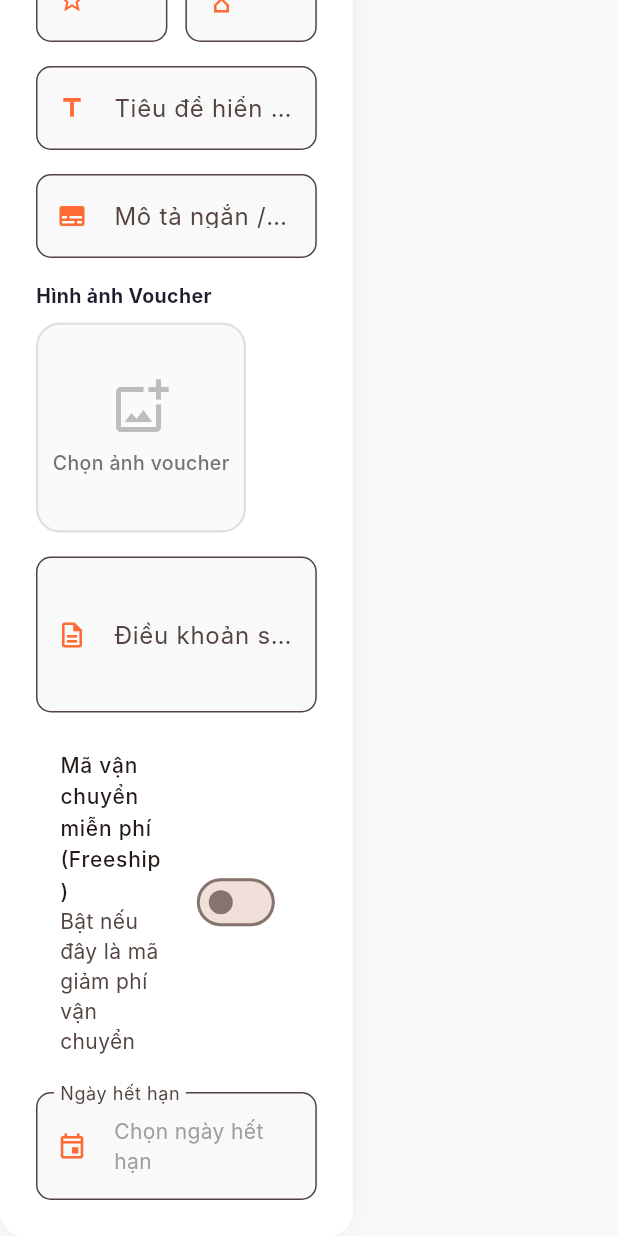
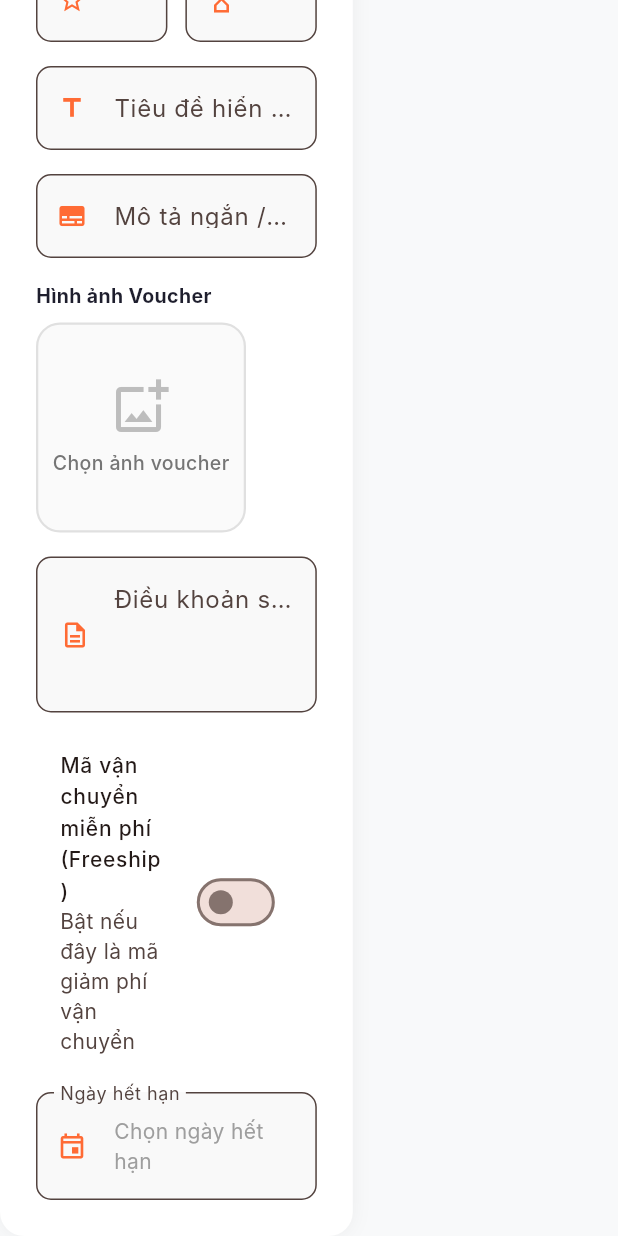
Before and after one commit to vibe-coding-K64/fe_foodgo_admin, a Flutter app: the VoucherFormPage widget shown alone on an empty page, opened directly, scrolled down 647 dp, on a phone screen of 412 x 824 dp. Run offline on Flutter 3.47's test engine with Material 3 defaults, Android fonts, the phone set to English and light mode, and no system bars; our stand-ins replace dio, file_picker, firebase_auth, firebase_core, fl_chart, shared_preferences; accounts and stored records are empty; network calls fail; Roboto replaces fonts that are missing (Inter).

Commit message:
fix(voucher-form): top align multiline field label/icon and support image in preview card

```diff
--- a/lib/views/vouchers/voucher_add_edit_page.dart
+++ b/lib/views/vouchers/voucher_add_edit_page.dart
@@ -297,6 +297,7 @@ class _VoucherFormPageState extends State<VoucherFormPage> {
 
   Widget _field(String label, TextEditingController ctrl, IconData icon,
       {bool required = false, TextInputType? keyboardType, int? maxLines = 1, String? Function(String?)? validator}) {
+    final isMultiLine = maxLines != null && maxLines > 1;
     return Padding(
       padding: const EdgeInsets.only(bottom: 16),
       child: TextFormField(
@@ -314,7 +315,19 @@ class _VoucherFormPageState extends State<VoucherFormPage> {
         },
         decoration: InputDecoration(
           labelText: label,
-          prefixIcon: Icon(icon, color: const Color(0xFFFF6B35), size: 20),
+          alignLabelWithHint: isMultiLine,
+          prefixIcon: isMultiLine
+              ? Column(
+                  mainAxisAlignment: MainAxisAlignment.start,
+                  mainAxisSize: MainAxisSize.min,
+                  children: [
+                    Padding(
+                      padding: const EdgeInsets.only(top: 14, left: 12, right: 8),
+                      child: Icon(icon, color: const Color(0xFFFF6B35), size: 20),
+                    ),
+                  ],
+                )
+              : Icon(icon, color: const Color(0xFFFF6B35), size: 20),
           border: OutlineInputBorder(borderRadius: BorderRadius.circular(10)),
           focusedBorder: OutlineInputBorder(borderRadius: BorderRadius.circular(10), borderSide: const BorderSide(color: Color(0xFFFF6B35))),
           filled: true,
@@ -338,10 +351,18 @@ class _VoucherFormPageState extends State<VoucherFormPage> {
           const Text('Xem trước', style: TextStyle(fontSize: 16, fontWeight: FontWeight.bold, color: Color(0xFF1E1E2D))),
           const Divider(height: 20),
           Container(
+            width: double.infinity,
             padding: const EdgeInsets.all(16),
             decoration: BoxDecoration(
               gradient: const LinearGradient(colors: [Color(0xFFFF6B35), Color(0xFFFF8C42)], begin: Alignment.topLeft, end: Alignment.bottomRight),
               borderRadius: BorderRadius.circular(12),
+              image: _imageUrl != null && _imageUrl!.isNotEmpty
+                  ? DecorationImage(
+                      image: NetworkImage(_imageUrl!),
+                      fit: BoxFit.cover,
+                      colorFilter: ColorFilter.mode(Colors.black.withOpacity(0.35), BlendMode.darken),
+                    )
+                  : null,
             ),
             child: Column(
               crossAxisAlignment: CrossAxisAlignment.start,
```
